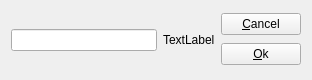
The window that rqt_b3m_servo/resource/B3mPlugin.ui (AriYu/ros-kondo-b3m-driver-beta) describes before a commit, drawn with Qt 5.
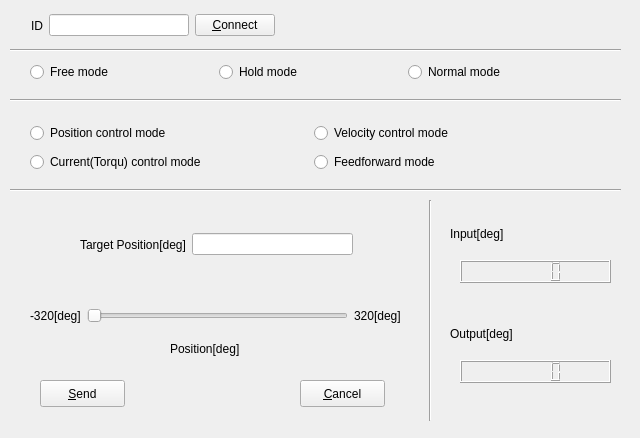
The same window after the commit.

What changed in the file:
```diff
--- a/rqt_b3m_servo/resource/B3mPlugin.ui
+++ b/rqt_b3m_servo/resource/B3mPlugin.ui
@@ -6,43 +6,327 @@
    <rect>
     <x>0</x>
     <y>0</y>
-    <width>312</width>
-    <height>80</height>
+    <width>640</width>
+    <height>438</height>
    </rect>
   </property>
+  <property name="minimumSize">
+   <size>
+    <width>640</width>
+    <height>420</height>
+   </size>
+  </property>
+  <property name="maximumSize">
+   <size>
+    <width>1920</width>
+    <height>1080</height>
+   </size>
+  </property>
   <property name="windowTitle">
    <string>Dialog</string>
   </property>
-  <layout class="QHBoxLayout" name="horizontalLayout">
-   <item>
-    <widget class="QLineEdit" name="lineEdit"/>
-   </item>
-   <item>
-    <widget class="QLabel" name="label">
-     <property name="text">
-      <string>TextLabel</string>
-     </property>
-    </widget>
-   </item>
-   <item>
-    <layout class="QVBoxLayout" name="verticalLayout">
-     <item>
-      <widget class="QPushButton" name="pushButton_2">
-       <property name="text">
-        <string>&amp;Cancel</string>
-       </property>
-      </widget>
-     </item>
-     <item>
-      <widget class="QPushButton" name="pushButton">
-       <property name="text">
-        <string>&amp;Ok</string>
-       </property>
-      </widget>
-     </item>
-    </layout>
-   </item>
-  </layout>
+  <widget class="QPushButton" name="sendButton">
+   <property name="geometry">
+    <rect>
+     <x>40</x>
+     <y>380</y>
+     <width>85</width>
+     <height>27</height>
+    </rect>
+   </property>
+   <property name="text">
+    <string>&amp;Send</string>
+   </property>
+  </widget>
+  <widget class="QPushButton" name="cancelButton">
+   <property name="geometry">
+    <rect>
+     <x>300</x>
+     <y>380</y>
+     <width>85</width>
+     <height>27</height>
+    </rect>
+   </property>
+   <property name="text">
+    <string>&amp;Cancel</string>
+   </property>
+  </widget>
+  <widget class="QLCDNumber" name="lcdOutputNumber">
+   <property name="geometry">
+    <rect>
+     <x>460</x>
+     <y>360</y>
+     <width>151</width>
+     <height>23</height>
+    </rect>
+   </property>
+  </widget>
+  <widget class="QLabel" name="label">
+   <property name="geometry">
+    <rect>
+     <x>170</x>
+     <y>340</y>
+     <width>121</width>
+     <height>17</height>
+    </rect>
+   </property>
+   <property name="text">
+    <string>Position[deg]</string>
+   </property>
+  </widget>
+  <widget class="Line" name="line">
+   <property name="geometry">
+    <rect>
+     <x>10</x>
+     <y>90</y>
+     <width>611</width>
+     <height>20</height>
+    </rect>
+   </property>
+   <property name="orientation">
+    <enum>Qt::Horizontal</enum>
+   </property>
+  </widget>
+  <widget class="Line" name="line_2">
+   <property name="geometry">
+    <rect>
+     <x>10</x>
+     <y>180</y>
+     <width>611</width>
+     <height>20</height>
+    </rect>
+   </property>
+   <property name="orientation">
+    <enum>Qt::Horizontal</enum>
+   </property>
+  </widget>
+  <widget class="Line" name="line_3">
+   <property name="geometry">
+    <rect>
+     <x>10</x>
+     <y>40</y>
+     <width>611</width>
+     <height>20</height>
+    </rect>
+   </property>
+   <property name="orientation">
+    <enum>Qt::Horizontal</enum>
+   </property>
+  </widget>
+  <widget class="Line" name="line_4">
+   <property name="geometry">
+    <rect>
+     <x>420</x>
+     <y>200</y>
+     <width>20</width>
+     <height>221</height>
+    </rect>
+   </property>
+   <property name="orientation">
+    <enum>Qt::Vertical</enum>
+   </property>
+  </widget>
+  <widget class="QWidget" name="layoutWidget">
+   <property name="geometry">
+    <rect>
+     <x>30</x>
+     <y>60</y>
+     <width>561</width>
+     <height>24</height>
+    </rect>
+   </property>
+   <layout class="QHBoxLayout" name="horizontalLayout">
+    <item>
+     <widget class="QRadioButton" name="radioButtonFree">
+      <property name="text">
+       <string>Free mode</string>
+      </property>
+     </widget>
+    </item>
+    <item>
+     <widget class="QRadioButton" name="radioButtonHold">
+      <property name="text">
+       <string>Hold mode</string>
+      </property>
+     </widget>
+    </item>
+    <item>
+     <widget class="QRadioButton" name="radioButtonNormal">
+      <property name="text">
+       <string>Normal mode</string>
+      </property>
+     </widget>
+    </item>
+   </layout>
+  </widget>
+  <widget class="QWidget" name="layoutWidget">
+   <property name="geometry">
+    <rect>
+     <x>30</x>
+     <y>120</y>
+     <width>561</width>
+     <height>56</height>
+    </rect>
+   </property>
+   <layout class="QVBoxLayout" name="verticalLayout">
+    <item>
+     <layout class="QHBoxLayout" name="horizontalLayout_2">
+      <item>
+       <widget class="QRadioButton" name="radioButtonPosition">
+        <property name="text">
+         <string>Position control mode</string>
+        </property>
+       </widget>
+      </item>
+      <item>
+       <widget class="QRadioButton" name="radioButtonVelocity">
+        <property name="text">
+         <string>Velocity control mode</string>
+        </property>
+       </widget>
+      </item>
+     </layout>
+    </item>
+    <item>
+     <layout class="QHBoxLayout" name="horizontalLayout_3">
+      <item>
+       <widget class="QRadioButton" name="radioButtonCurrent">
+        <property name="text">
+         <string>Current(Torqu) control mode</string>
+        </property>
+       </widget>
+      </item>
+      <item>
+       <widget class="QRadioButton" name="radioButtonFeedforward">
+        <property name="text">
+         <string>Feedforward mode</string>
+        </property>
+       </widget>
+      </item>
+     </layout>
+    </item>
+   </layout>
+  </widget>
+  <widget class="QWidget" name="layoutWidget">
+   <property name="geometry">
+    <rect>
+     <x>31</x>
+     <y>11</y>
+     <width>244</width>
+     <height>29</height>
+    </rect>
+   </property>
+   <layout class="QHBoxLayout" name="horizontalLayout_4">
+    <item>
+     <widget class="QLabel" name="id">
+      <property name="text">
+       <string>ID</string>
+      </property>
+     </widget>
+    </item>
+    <item>
+     <widget class="QLineEdit" name="lineEdit_id"/>
+    </item>
+    <item>
+     <widget class="QPushButton" name="connectButton">
+      <property name="text">
+       <string>&amp;Connect</string>
+      </property>
+     </widget>
+    </item>
+   </layout>
+  </widget>
+  <widget class="QWidget" name="layoutWidget">
+   <property name="geometry">
+    <rect>
+     <x>30</x>
+     <y>300</y>
+     <width>371</width>
+     <height>31</height>
+    </rect>
+   </property>
+   <layout class="QHBoxLayout" name="horizontalLayout_5">
+    <item>
+     <widget class="QLabel" name="label_3">
+      <property name="text">
+       <string>-320[deg]</string>
+      </property>
+     </widget>
+    </item>
+    <item>
+     <widget class="QSlider" name="targetPositionSlider">
+      <property name="orientation">
+       <enum>Qt::Horizontal</enum>
+      </property>
+     </widget>
+    </item>
+    <item>
+     <widget class="QLabel" name="label_4">
+      <property name="text">
+       <string>320[deg]</string>
+      </property>
+     </widget>
+    </item>
+   </layout>
+  </widget>
+  <widget class="QWidget" name="layoutWidget">
+   <property name="geometry">
+    <rect>
+     <x>80</x>
+     <y>230</y>
+     <width>273</width>
+     <height>29</height>
+    </rect>
+   </property>
+   <layout class="QHBoxLayout" name="horizontalLayout_6">
+    <item>
+     <widget class="QLabel" name="label_2">
+      <property name="text">
+       <string>Target Position[deg]</string>
+      </property>
+     </widget>
+    </item>
+    <item>
+     <widget class="QLineEdit" name="lineEditTargetPosition"/>
+    </item>
+   </layout>
+  </widget>
+  <widget class="QLCDNumber" name="lcdInputNumber">
+   <property name="geometry">
+    <rect>
+     <x>460</x>
+     <y>260</y>
+     <width>151</width>
+     <height>23</height>
+    </rect>
+   </property>
+  </widget>
+  <widget class="QLabel" name="label_5">
+   <property name="geometry">
+    <rect>
+     <x>450</x>
+     <y>220</y>
+     <width>136</width>
+     <height>27</height>
+    </rect>
+   </property>
+   <property name="text">
+    <string>Input[deg]</string>
+   </property>
+  </widget>
+  <widget class="QLabel" name="label_6">
+   <property name="geometry">
+    <rect>
+     <x>450</x>
+     <y>320</y>
+     <width>136</width>
+     <height>27</height>
+    </rect>
+   </property>
+   <property name="text">
+    <string>Output[deg]</string>
+   </property>
+  </widget>
  </widget>
  <resources/>
  <connections/>
```
